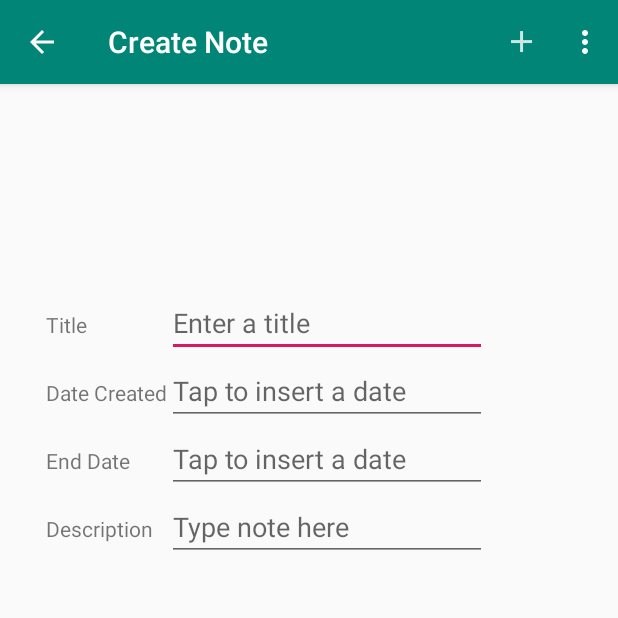
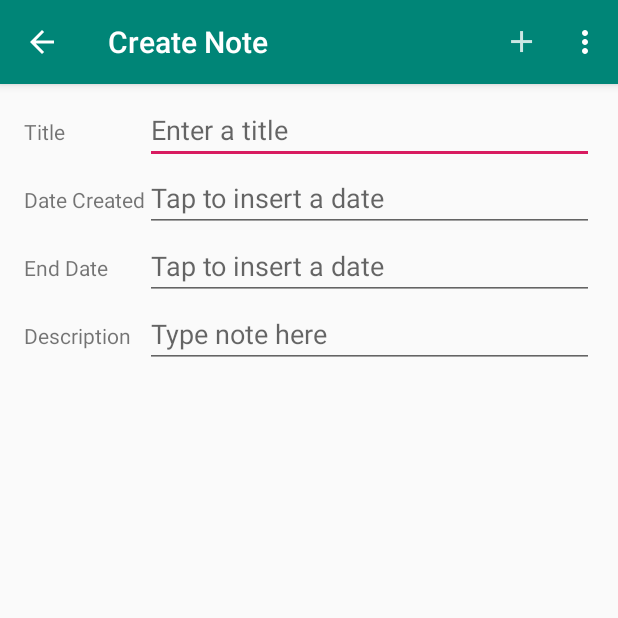
Before and after one commit to almahmouda/MyNotes, an Android app: the CreateNote screen opened directly, with no data from a screen before it, on a phone screen of 412 x 824 dp, the top half of it. Run offline under Robolectric (Android 15) with nearby library versions, the phone set to English and light mode, and no system bars.

Commit message:
Removed unused imports and fixed some warnings.
Adjusted the visuals in the content_view_note and content_create_note layout resource files.

```diff
--- a/app/src/main/java/com/example/admin/mynotes/CreateNote.java
+++ b/app/src/main/java/com/example/admin/mynotes/CreateNote.java
@@ -3,8 +3,6 @@ package com.example.admin.mynotes;
 import android.app.DatePickerDialog;
 import android.content.Intent;
 import android.os.Bundle;
-import android.support.design.widget.FloatingActionButton;
-import android.support.design.widget.Snackbar;
 import android.support.v7.app.AppCompatActivity;
 import android.support.v7.widget.Toolbar;
 import android.view.Menu;
@@ -38,17 +36,19 @@ public class CreateNote extends AppCompatActivity {
     protected void onCreate(Bundle savedInstanceState) {
         super.onCreate(savedInstanceState);
         setContentView(R.layout.activity_create_note);
-        Toolbar toolbar = (Toolbar) findViewById(R.id.toolbar);
+        Toolbar toolbar = findViewById(R.id.toolbar);
         setSupportActionBar(toolbar);
 
         // up button
-        getSupportActionBar().setDisplayHomeAsUpEnabled(true);
+        if (getSupportActionBar() != null) {
+            getSupportActionBar().setDisplayHomeAsUpEnabled(true);
+        }
 
         // initialize EditTexts
-        titleEditText = (EditText) findViewById(R.id.titleEditText);
-        dateCreatedEditText = (EditText) findViewById(R.id.dateCreatedEditText);
-        dateEndEditText = (EditText) findViewById(R.id.dateEndEditText);
-        descriptionEditText = (EditText) findViewById(R.id.descriptionEditText);
+        titleEditText = findViewById(R.id.titleEditText);
+        dateCreatedEditText = findViewById(R.id.dateCreatedEditText);
+        dateEndEditText = findViewById(R.id.dateEndEditText);
+        descriptionEditText = findViewById(R.id.descriptionEditText);
 
         // initialize Calender
         calendar = Calendar.getInstance();
--- a/app/src/main/java/com/example/admin/mynotes/MainActivity.java
+++ b/app/src/main/java/com/example/admin/mynotes/MainActivity.java
@@ -30,7 +30,7 @@ public class MainActivity extends AppCompatActivity {
         dbHandler = new DBHandler(this, null);
 //
         noteListView = findViewById(R.id.note_list_view);
-//
+
         noteListAdapter = new NoteList(this, dbHandler.getMyNote(), 0);
 
         noteListView.setAdapter(noteListAdapter);
--- a/app/src/main/java/com/example/admin/mynotes/ViewNote.java
+++ b/app/src/main/java/com/example/admin/mynotes/ViewNote.java
@@ -2,8 +2,6 @@ package com.example.admin.mynotes;
 
 import android.content.Intent;
 import android.os.Bundle;
-import android.support.design.widget.FloatingActionButton;
-import android.support.design.widget.Snackbar;
 import android.support.v7.app.AppCompatActivity;
 import android.support.v7.widget.Toolbar;
 import android.view.Menu;
@@ -31,7 +29,7 @@ public class ViewNote extends AppCompatActivity {
     protected void onCreate(Bundle savedInstanceState) {
         super.onCreate(savedInstanceState);
         setContentView(R.layout.activity_view_note);
-        Toolbar toolbar = (Toolbar) findViewById(R.id.toolbar);
+        Toolbar toolbar = findViewById(R.id.toolbar);
         setSupportActionBar(toolbar);
 
         if (getSupportActionBar() != null) {
--- a/app/src/main/res/layout/content_create_note.xml
+++ b/app/src/main/res/layout/content_create_note.xml
@@ -8,20 +8,26 @@
     tools:context=".CreateNote"
     tools:showIn="@layout/activity_create_note">
 
-    <TableLayout
-        android:layout_width="367dp"
-        android:layout_height="495dp"
-        android:layout_marginStart="16dp"
-        android:layout_marginLeft="16dp"
-        android:layout_marginEnd="16dp"
-        android:layout_marginRight="16dp"
+    <ScrollView
+        android:layout_width="match_parent"
+        android:layout_height="match_parent"
+        android:layout_marginStart="8dp"
+        android:layout_marginLeft="8dp"
+        android:layout_marginTop="8dp"
+        android:layout_marginEnd="8dp"
+        android:layout_marginRight="8dp"
+        android:layout_marginBottom="8dp"
         app:layout_constraintBottom_toBottomOf="parent"
         app:layout_constraintEnd_toEndOf="parent"
         app:layout_constraintStart_toStartOf="parent"
         app:layout_constraintTop_toTopOf="parent">
 
+        <TableLayout
+            android:layout_width="match_parent"
+            android:layout_height="wrap_content">
+
             <TableRow
-            android:layout_width="match_parent"
+                android:layout_width="wrap_content"
                 android:layout_height="match_parent">
 
                 <TextView
@@ -29,15 +35,19 @@
                     android:layout_width="wrap_content"
                     android:layout_height="wrap_content"
                     android:layout_marginLeft="8dp"
-                android:text="@string/title" />
+                    android:text="@string/title"
+                    tools:ignore="RtlHardcoded" />
 
                 <EditText
                     android:id="@+id/titleEditText"
                     android:layout_width="match_parent"
                     android:layout_height="wrap_content"
+                    android:layout_marginRight="8dp"
+                    android:layout_weight="1"
                     android:ems="10"
                     android:hint="@string/hint_enter_title"
-                android:inputType="text|textCapWords" />
+                    android:inputType="text|textCapWords"
+                    tools:ignore="Autofill,RtlHardcoded" />
             </TableRow>
 
             <TableRow
@@ -49,15 +59,19 @@
                     android:layout_width="wrap_content"
                     android:layout_height="wrap_content"
                     android:layout_marginLeft="8dp"
-                android:text="@string/date_created" />
+                    android:text="@string/date_created"
+                    tools:ignore="RtlHardcoded" />
 
                 <EditText
                     android:id="@+id/dateCreatedEditText"
                     android:layout_width="match_parent"
                     android:layout_height="wrap_content"
+                    android:layout_marginRight="8dp"
+                    android:layout_weight="1"
                     android:ems="10"
                     android:hint="@string/hint_create_date"
-                android:inputType="date" />
+                    android:inputType="date"
+                    tools:ignore="Autofill,RtlHardcoded" />
             </TableRow>
 
             <TableRow
@@ -69,15 +83,19 @@
                     android:layout_width="wrap_content"
                     android:layout_height="wrap_content"
                     android:layout_marginLeft="8dp"
-                android:text="@string/end_date" />
+                    android:text="@string/end_date"
+                    tools:ignore="RtlHardcoded" />
 
                 <EditText
                     android:id="@+id/dateEndEditText"
                     android:layout_width="match_parent"
                     android:layout_height="wrap_content"
+                    android:layout_marginRight="8dp"
+                    android:layout_weight="1"
                     android:ems="10"
                     android:hint="@string/hint_create_date"
-                android:inputType="date" />
+                    android:inputType="date"
+                    tools:ignore="Autofill,RtlHardcoded" />
             </TableRow>
 
             <TableRow
@@ -89,15 +107,21 @@
                     android:layout_width="wrap_content"
                     android:layout_height="wrap_content"
                     android:layout_marginLeft="8dp"
-                android:text="@string/discription" />
+                    android:text="@string/discription"
+                    tools:ignore="RtlHardcoded" />
 
                 <EditText
                     android:id="@+id/descriptionEditText"
                     android:layout_width="match_parent"
                     android:layout_height="wrap_content"
+                    android:layout_marginRight="8dp"
+                    android:layout_weight="1"
                     android:ems="10"
                     android:hint="@string/hint_note"
-                android:inputType="textCapSentences|textAutoCorrect|textMultiLine" />
+                    android:inputType="textCapSentences|textAutoCorrect|textMultiLine"
+                    tools:ignore="Autofill,RtlHardcoded" />
             </TableRow>
         </TableLayout>
+    </ScrollView>
+
 </android.support.constraint.ConstraintLayout>
--- a/app/src/main/res/layout/content_view_note.xml
+++ b/app/src/main/res/layout/content_view_note.xml
@@ -14,10 +14,8 @@
         android:layout_height="0dp"
         android:layout_marginStart="8dp"
         android:layout_marginLeft="8dp"
-        android:layout_marginTop="8dp"
         android:layout_marginEnd="8dp"
         android:layout_marginRight="8dp"
-        android:layout_marginBottom="64dp"
         app:layout_constraintBottom_toBottomOf="parent"
         app:layout_constraintEnd_toEndOf="parent"
         app:layout_constraintStart_toStartOf="parent"
@@ -106,6 +104,7 @@
                 android:layout_marginBottom="8dp"
                 android:paddingLeft="4dp"
                 android:paddingRight="4dp"
+                android:paddingBottom="64dp"
                 android:text="Area for displaying note information"
                 android:textSize="18sp"
                 app:layout_constraintBottom_toBottomOf="parent"
--- a/app/src/main/res/layout/li_note_list.xml
+++ b/app/src/main/res/layout/li_note_list.xml
@@ -1,6 +1,5 @@
 <?xml version="1.0" encoding="utf-8"?>
-<android.support.constraint.ConstraintLayout
-    xmlns:android="http://schemas.android.com/apk/res/android"
+<android.support.constraint.ConstraintLayout xmlns:android="http://schemas.android.com/apk/res/android"
     xmlns:app="http://schemas.android.com/apk/res-auto"
     xmlns:tools="http://schemas.android.com/tools"
     android:layout_width="match_parent"
--- a/app/src/main/res/menu/menu_create_note.xml
+++ b/app/src/main/res/menu/menu_create_note.xml
@@ -7,7 +7,8 @@
         android:icon="@drawable/ic_add"
         android:onClick="createNote"
         android:title="@string/create_a_note"
-        app:showAsAction="always" />
+        app:showAsAction="always"
+        tools:ignore="AlwaysShowAction" />
     <item
         android:id="@+id/action_home"
         android:orderInCategory="1"
--- a/app/src/main/res/values/strings.xml
+++ b/app/src/main/res/values/strings.xml
@@ -1,5 +1,5 @@
 <resources>
-    <string name="app_name">MyNotes</string>
+    <string name="app_name">My Notes</string>
     <string name="action_settings">Settings</string>
     <string name="title_activity_create_note">Create Note</string>
     <string name="title">Title</string>
```
Also changed, not shown: app/src/main/res/drawable-hdpi/ic_edit.png, app/src/main/res/drawable-mdpi/ic_edit.png, app/src/main/res/drawable-xhdpi/ic_edit.png, app/src/main/res/drawable-xxhdpi/ic_edit.png, app/src/main/res/drawable-xxxhdpi/ic_edit.png. Lines whose indentation alone changed are shown as unchanged.
